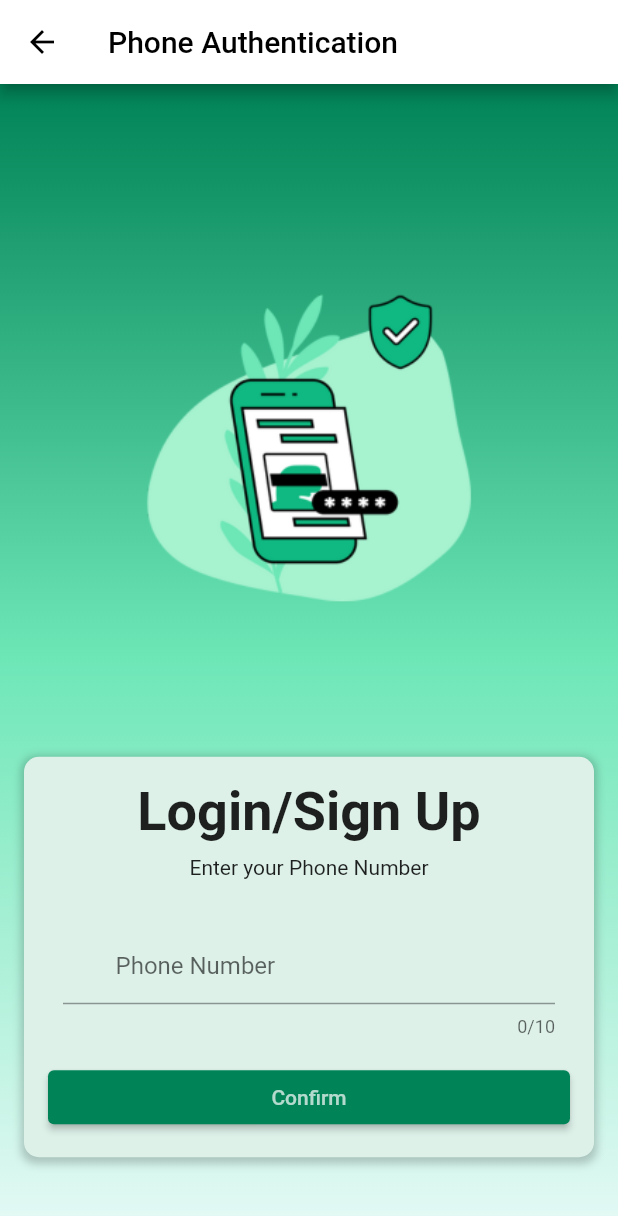
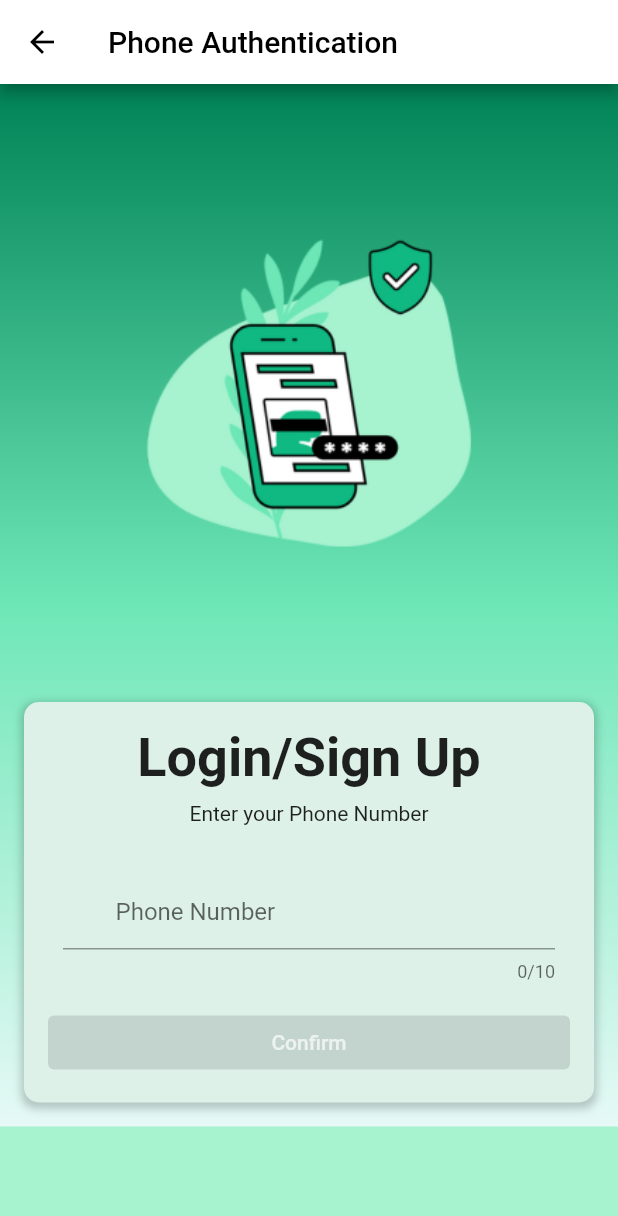
Before and after one commit to salik03/Kavach, a Flutter app: the LoginScreen screen opened directly, on a phone screen of 412 x 824 dp. Shown: the top 1216 px of the screen. Run offline on Flutter 3.47's test engine with Material 2 defaults, Android fonts, the phone set to English and light mode, and no system bars; our stand-ins replace cloud_firestore, firebase_auth, firebase_core, flutter_otp_text_field, get, google_fonts and 2 more; missing offline and left inert: installed_apps; accounts and stored records are empty.

Commit message:
happy wedding anniversary gujurati che

```diff
--- a/lib/main.dart
+++ b/lib/main.dart
@@ -2,9 +2,10 @@ import 'package:firebase_core/firebase_core.dart';
 import 'package:get/get_navigation/src/root/get_material_app.dart';
 import 'package:kavach_2/src/constants/language_hardcode.dart';
 import 'package:kavach_2/src/features/authentication/screens/dashboard_screen/dashboard_screen.dart';
+import 'package:kavach_2/src/features/authentication/screens/language/language_screen.dart';
 import 'package:kavach_2/src/features/authentication/screens/permission_screen/permission_screen.dart';
 import 'package:kavach_2/src/features/authentication/screens/registration_screen/registration_screen.dart';
-import 'package:kavach_2/src/features/authentication/screens/splash_screen/splash_screen.dart';
+import 'package:kavach_2/src/features/authentication/screens/sms_screen.dart';
 import 'firebase_options.dart';
 import 'package:kavach_2/src/features/authentication/screens/login_screen/login_screen.dart';
 import 'package:kavach_2/src/utils/theme/theme.dart';
@@ -23,17 +24,6 @@ void main() async {
     theme: TAppTheme.lightTheme,
     darkTheme: TAppTheme.darkTheme,
     themeMode: ThemeMode.system,
-    home: MyApp(),
+    home: LoginScreen(),
   ));
 }
-
-
-class MyApp extends StatelessWidget {
-  const MyApp({super.key});
-
-  // This widget is the root of your application.
-  @override
-  Widget build(BuildContext context) {
-    return const SplashScreen();
-  }
-}
--- a/lib/src/features/authentication/screens/login_screen/login_screen.dart
+++ b/lib/src/features/authentication/screens/login_screen/login_screen.dart
@@ -1,101 +1,3 @@
-// import 'package:firebase_auth/firebase_auth.dart';
-// import 'package:flutter/material.dart';
-// import 'package:flutter/services.dart';
-// import 'package:kavach_2/src/features/authentication/screens/login_screen/verify_screen.dart';
-//
-// import '../../../../constants/colors.dart';
-// import '../../../../constants/image_strings.dart';
-//
-// class LoginScreen extends StatefulWidget {
-//
-//
-//
-//   @override
-//   _LoginScreenState createState() => _LoginScreenState();
-//
-// }
-//
-// class _LoginScreenState extends State<LoginScreen> {
-//   TextEditingController _controller = TextEditingController();
-//
-//   static const LinearGradient bgradient = LinearGradient(
-//       colors: gradientColors,
-//       begin: Alignment.topCenter,
-//       end: Alignment.bottomCenter);
-//   @override
-//   Widget build(BuildContext context) {
-//       SystemChrome.setSystemUIOverlayStyle(
-//           const SystemUiOverlayStyle(
-//             statusBarColor: primaryColor,
-//             systemNavigationBarColor: dialogueBoxColor,
-//             systemNavigationBarIconBrightness: Brightness.dark,
-//           ));
-//
-//       return SafeArea(
-//           child: Scaffold(
-//           backgroundColor: Theme.of(context).backgroundColor,
-//           appBar: AppBar(
-//             title: Text('Phone Auth'),
-//           ),
-//           body: Container(
-//             decoration: BoxDecoration(
-//             gradient: bgradient,
-//             image: backdrop,
-//           ),
-//             child: Column(
-//             mainAxisAlignment: MainAxisAlignment.spaceBetween,
-//             children: [
-//               Column(children: [
-//                 Container(
-//                   margin: EdgeInsets.only(top: 60),
-//                   child: Center(
-//                     child: Text(
-//                       'Phone Authentication',
-//                       style: TextStyle(fontWeight: FontWeight.bold, fontSize: 28),
-//                     ),
-//                   ),
-//                 ),
-//                 Container(
-//                   margin: EdgeInsets.only(top: 40, right: 10, left: 10),
-//                   child: TextField(
-//                     decoration: InputDecoration(
-//                       hintText: 'Phone Number',
-//                       prefix: Padding(
-//                         padding: EdgeInsets.all(4),
-//                         child: Text('+91'),
-//                       ),
-//                     ),
-//                     maxLength: 10,
-//                     keyboardType: TextInputType.number,
-//                     controller: _controller,
-//                   ),
-//                 )
-//               ]),
-//               Container(
-//                 margin: EdgeInsets.all(10),
-//                 width: double.infinity,
-//                 child: ElevatedButton(
-//                   onPressed: () {
-//                     Navigator.of(context).push(MaterialPageRoute(
-//                       builder: (context) => VerifyScreen(_controller.text),
-//                     ));
-//                   },
-//                   child: Text(
-//                     'Next',
-//                     style: TextStyle(color: Colors.white),
-//                   ),
-//                 ),
-//               )
-//             ],
-//           ),
-//         ),
-//           ),
-//       );
-//
-//   }
-// }
-//
-
 import 'package:flutter/material.dart';
 import 'package:flutter/services.dart';
 import 'package:kavach_2/src/features/authentication/screens/login_screen/verify_screen.dart';
@@ -110,6 +12,7 @@ class LoginScreen extends StatefulWidget {
 
 class _LoginScreenState extends State<LoginScreen> {
   TextEditingController _controller = TextEditingController();
+  bool _isPhoneNumberValid = false;
 
   static const LinearGradient bgradient = LinearGradient(
     colors: gradientColors,
@@ -129,37 +32,42 @@ class _LoginScreenState extends State<LoginScreen> {
 
       return SafeArea(
         child: Scaffold(
-        backgroundColor: Theme.of(context).backgroundColor,
+          backgroundColor: Theme
+              .of(context)
+              .backgroundColor,
           appBar: AppBar(
             title: Text('Phone Authentication'),
           ),
-        body: Container(
+          body: ListView( // Use ListView
+            shrinkWrap: true, // Set shrinkWrap to true
+            children: [
+              Container(
                 decoration: BoxDecoration(
                   gradient: bgradient,
-            // image: backdrop,
                 ),
                 padding: const EdgeInsets.all(16.0),
                 child: Column(
                   mainAxisAlignment: MainAxisAlignment.center,
                   crossAxisAlignment: CrossAxisAlignment.center,
                   children: [
-              Image.asset(login, // Replace with the appropriate image path for your design.
+                    Image.asset(
+                      login,
                       width: 338,
                       height: 380,
                       fit: BoxFit.contain,
                     ),
                     SizedBox(height: 16),
-
-              Container(
+                    Expanded(
+                      child: Container(
                         decoration: BoxDecoration(
                           color: dialogueBoxColor,
                           borderRadius: BorderRadius.circular(10),
                           boxShadow: [
                             BoxShadow(
-                      color: Colors.black.withOpacity(0.2), // Shadow color with transparency
+                              color: Colors.black.withOpacity(0.2),
                               spreadRadius: 2,
                               blurRadius: 4,
-                      offset: Offset(0, 2), // changes position of shadow
+                              offset: Offset(0, 2),
                             ),
                           ],
                         ),
@@ -183,7 +91,8 @@ class _LoginScreenState extends State<LoginScreen> {
                             Column(
                               children: [
                                 Container(
-                          margin: EdgeInsets.only(top: 0, right: 10, left: 10),
+                                  margin: EdgeInsets.only(
+                                      top: 0, right: 10, left: 10),
                                   child: TextField(
                                     decoration: InputDecoration(
                                       hintText: 'Phone Number',
@@ -195,6 +104,12 @@ class _LoginScreenState extends State<LoginScreen> {
                                     maxLength: 10,
                                     keyboardType: TextInputType.number,
                                     controller: _controller,
+                                    onChanged: (value) {
+                                      setState(() {
+                                        _isPhoneNumberValid =
+                                            value.length == 10;
+                                      });
+                                    },
                                   ),
                                 ),
                               ],
@@ -203,11 +118,14 @@ class _LoginScreenState extends State<LoginScreen> {
                             Container(
                               width: double.infinity,
                               child: ElevatedButton(
-                        onPressed: () {
+                                onPressed: _isPhoneNumberValid
+                                    ? () {
                                   Navigator.of(context).push(MaterialPageRoute(
-                            builder: (context) => VerifyScreen(_controller.text),
+                                    builder: (context) =>
+                                        VerifyScreen(_controller.text),
                                   ));
-                        },
+                                }
+                                    : null,
                                 style: ElevatedButton.styleFrom(
                                   primary: buttonColor,
                                 ),
@@ -220,8 +138,11 @@ class _LoginScreenState extends State<LoginScreen> {
                           ],
                         ),
                       ),
+                    ),
                   ],
                 ),
+              ),
+            ],
           ),
         ),
       );
--- a/lib/src/features/authentication/screens/registration_screen/registration_screen.dart
+++ b/lib/src/features/authentication/screens/registration_screen/registration_screen.dart
@@ -1,19 +1,6 @@
 import 'package:flutter/material.dart';
 
 import '../../../../constants/colors.dart';
-
-void main() {
-  runApp(MyApp());
-}
-
-class MyApp extends StatelessWidget {
-  @override
-  Widget build(BuildContext context) {
-    return MaterialApp(
-      home: RegistrationPage(),
-    );
-  }
-}
 
 class RegistrationPage extends StatefulWidget {
   @override
--- a/pubspec.yaml
+++ b/pubspec.yaml
@@ -36,6 +36,7 @@ dependencies:
   permission_handler: ^10.4.3
   google_maps_flutter: ^2.4.0
   cloud_firestore: ^4.8.4
+  http: ^1.1.0
 
 dev_dependencies:
   flutter_test:
```
Also changed, not shown: lib/src/features/authentication/controllers/registration_controller.dart (added, +21 -0 lines), lib/src/features/authentication/screens/basic_screen.dart (+56 -61 lines), lib/src/features/authentication/screens/sms_screen.dart (added, +59 -0 lines), pubspec.lock, 14 other files. Lines whose indentation alone changed are shown as unchanged.
